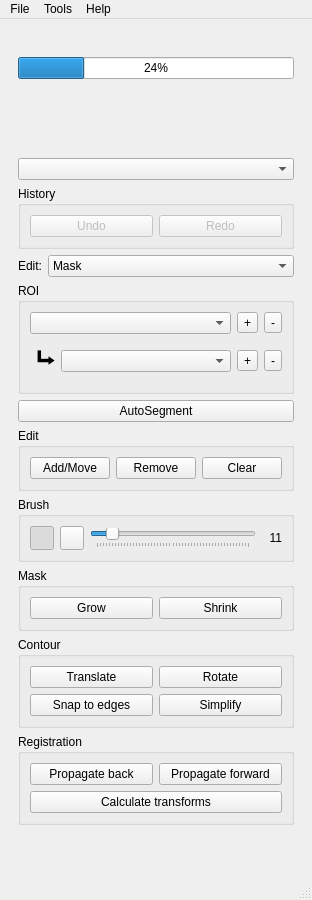
Old version of the form ui/toolbox.ui in the repository dafne-imaging/dafne.
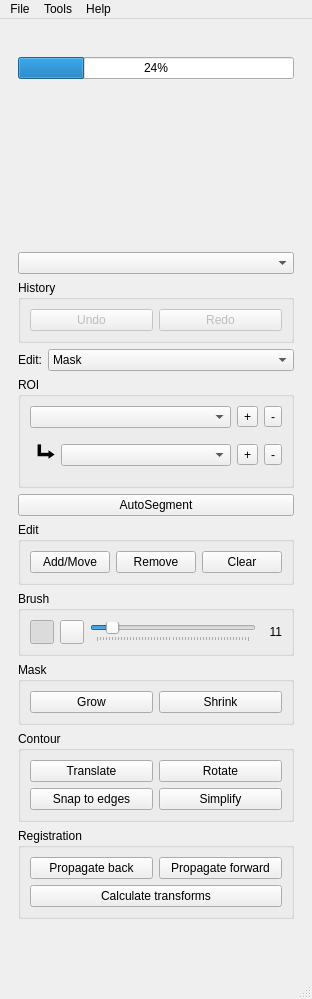
New version of the form. Icons and pictures are not drawn.

```diff
--- a/ui/toolbox.ui
+++ b/ui/toolbox.ui
@@ -7,7 +7,7 @@
     <x>0</x>
     <y>0</y>
     <width>311</width>
-    <height>900</height>
+    <height>999</height>
    </rect>
   </property>
   <property name="windowTitle">
```
Left out of the diff: 6 changed lines with no effect on the pictures.
